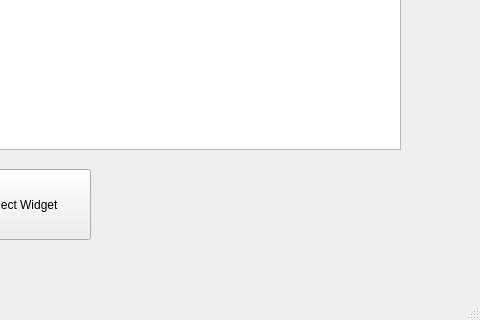
The window that mainwindow.ui (brennanafrank/EasyDraft) describes before a commit, drawn with Qt 5; both pictures show x 390 to 870 and y 280 to 600 of the 870 by 600 pixel window.
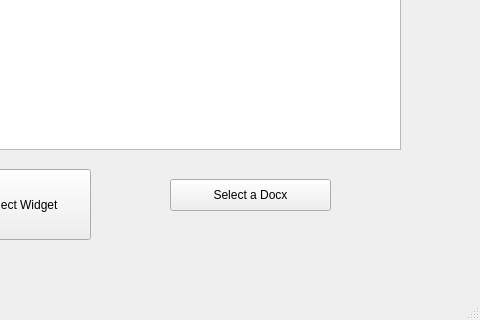
The same window after the commit. The open tabs and pages were chosen to show the change. Icons and pictures are not drawn.

Commit message: Moved click docx to page 1

Diff of the .ui file:
```diff
--- a/mainwindow.ui
+++ b/mainwindow.ui
@@ -120,6 +120,19 @@
        <string>Delete Tag</string>
       </property>
      </widget>
+     <widget class="QPushButton" name="chooseDocPathButton">
+      <property name="geometry">
+       <rect>
+        <x>580</x>
+        <y>440</y>
+        <width>161</width>
+        <height>32</height>
+       </rect>
+      </property>
+      <property name="text">
+       <string>Select a Docx</string>
+      </property>
+     </widget>
     </widget>
     <widget class="QWidget" name="page_3">
      <widget class="QLabel" name="label">
@@ -273,13 +286,6 @@
        </rect>
       </property>
       <layout class="QHBoxLayout" name="horizontalLayout">
-       <item>
-        <widget class="QPushButton" name="chooseDocPathButton">
-         <property name="text">
-          <string>Select a docx</string>
-         </property>
-        </widget>
-       </item>
        <item>
         <widget class="QPushButton" name="fillFromJsonButton">
          <property name="text">
```
Left out of the diff: 2 changed lines with no effect on the pictures. The commit also changes 3 other files.
